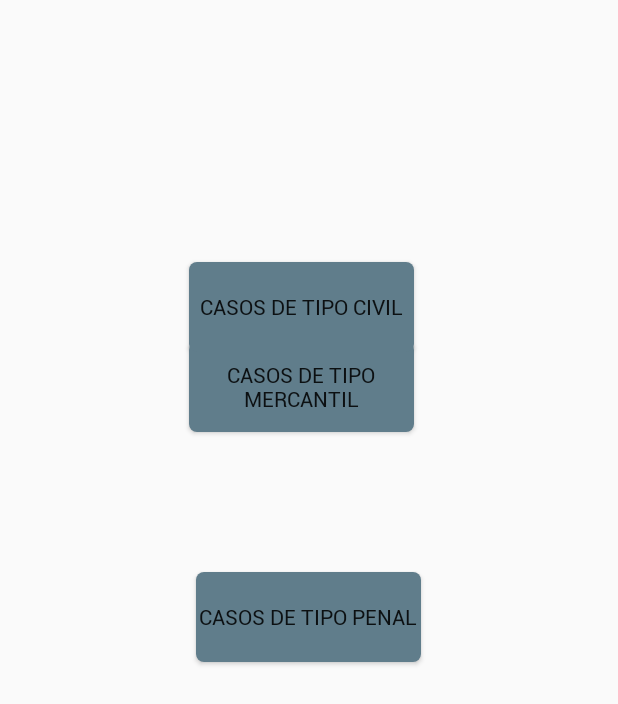
After one commit to GerArJe/ConectingLaw, an Android app: the SeleccionarCasoActivity screen opened directly, with no data from a screen before it, on a phone screen of 412 x 824 dp. The commit adds this screen. Shown: the top 704 px of the screen. Run offline under Robolectric (Android 15) with nearby library versions, the phone set to English and light mode, and no system bars.

Commit message:
actividades de seleccionar un nuevo caso y el listado de abogados

```diff
--- a/app/src/main/AndroidManifest.xml
+++ b/app/src/main/AndroidManifest.xml
@@ -9,7 +9,9 @@
         android:roundIcon="@mipmap/ic_launcher_round"
         android:supportsRtl="true"
         android:theme="@style/AppTheme">
-        <activity android:name=".view.ChatActivity"></activity>
+        <activity android:name=".view.ListadoAbogadosActivity"></activity>
+        <activity android:name=".view.SeleccionarCasoActivity" />
+        <activity android:name=".view.ChatActivity" />
         <activity android:name=".view.fragment.ProfileClientFragmentActivity" />
         <activity android:name=".view.fragment.ChatFragmentActivity" />
         <activity android:name=".view.fragment.ProfileUserFragmentActivity" />
--- /dev/null
+++ b/app/src/main/java/com/example/conectinglaw/view/SeleccionarCasoActivity.java
@@ -0,0 +1,62 @@
+package com.example.conectinglaw.view;
+
+import androidx.appcompat.app.AppCompatActivity;
+
+import android.content.Intent;
+import android.os.Bundle;
+import android.view.View;
+import android.widget.Button;
+
+import com.example.conectinglaw.R;
+
+public class SeleccionarCasoActivity extends AppCompatActivity {
+
+    Button btnMer,btnPen, btnCiv;
+
+    @Override
+    protected void onCreate(Bundle savedInstanceState) {
+        super.onCreate(savedInstanceState);
+        setContentView(R.layout.activity_seleccionar_caso);
+
+        asEl();
+
+        btnPen.setOnClickListener(new View.OnClickListener() {
+            @Override
+            public void onClick(View view) {
+                Intent i = new Intent(getBaseContext(), ListadoAbogadosActivity.class);
+                i.putExtra("TipoAb", "Penal");
+                startActivity(i);
+                finish();
+
+            }
+        });
+
+        btnMer.setOnClickListener(new View.OnClickListener() {
+            @Override
+            public void onClick(View view) {
+                Intent i = new Intent(getBaseContext(), ListadoAbogadosActivity.class);
+                i.putExtra("TipoAb", "Mercantil");
+                startActivity(i);
+                finish();
+
+            }
+        });
+
+        btnCiv.setOnClickListener(new View.OnClickListener() {
+            @Override
+            public void onClick(View view) {
+                Intent i = new Intent(getBaseContext(), ListadoAbogadosActivity.class);
+                i.putExtra("TipoAb", "Civil");
+                startActivity(i);
+                finish();
+            }
+        });
+
+    }
+
+    public void asEl(){
+        btnCiv=(Button)findViewById(R.id.btnCivil);
+        btnMer=(Button)findViewById(R.id.btnMercantil);
+        btnPen=(Button)findViewById(R.id.btnPenal);
+    }
+}
--- /dev/null
+++ b/app/src/main/res/layout/activity_seleccionar_caso.xml
@@ -0,0 +1,62 @@
+<?xml version="1.0" encoding="utf-8"?>
+<androidx.constraintlayout.widget.ConstraintLayout xmlns:android="http://schemas.android.com/apk/res/android"
+    xmlns:app="http://schemas.android.com/apk/res-auto"
+    xmlns:tools="http://schemas.android.com/tools"
+    android:layout_width="match_parent"
+    android:layout_height="match_parent"
+    tools:context=".view.SeleccionarCasoActivity">
+
+    <Button
+        android:id="@+id/btnMercantil"
+        android:layout_width="wrap_content"
+        android:layout_height="wrap_content"
+        android:layout_marginStart="102dp"
+        android:layout_marginTop="228dp"
+        android:layout_marginEnd="103dp"
+        android:width="150dp"
+        android:height="60dp"
+        android:fontFamily="@font/roboto_regular"
+        android:text="Casos de tipo mercantil"
+        app:layout_constraintBottom_toBottomOf="parent"
+        app:layout_constraintEnd_toEndOf="parent"
+        app:layout_constraintHorizontal_bias="0.428"
+        app:layout_constraintStart_toStartOf="parent"
+        app:layout_constraintTop_toTopOf="parent"
+        app:layout_constraintVertical_bias="0.0"
+        android:background="@drawable/btn_custom"/>
+
+    <Button
+        android:id="@+id/btnPenal"
+        android:layout_width="wrap_content"
+        android:layout_height="wrap_content"
+        android:layout_marginStart="144dp"
+        android:layout_marginEnd="179dp"
+        android:width="150dp"
+        android:height="60dp"
+        android:fontFamily="@font/roboto_regular"
+        android:text="Casos de Tipo Penal"
+        app:layout_constraintBottom_toBottomOf="parent"
+        app:layout_constraintEnd_toEndOf="parent"
+        app:layout_constraintHorizontal_bias="0.225"
+        app:layout_constraintStart_toStartOf="parent"
+        app:layout_constraintTop_toTopOf="parent"
+        app:layout_constraintVertical_bias="0.499"
+        android:background="@drawable/btn_custom"/>
+
+    <Button
+        android:id="@+id/btnCivil"
+        android:layout_width="wrap_content"
+        android:layout_height="wrap_content"
+        android:layout_marginBottom="468dp"
+        android:width="150dp"
+        android:height="60dp"
+        android:fontFamily="@font/roboto_regular"
+        android:text="Casos De Tipo Civil"
+        app:layout_constraintBottom_toBottomOf="parent"
+        app:layout_constraintEnd_toEndOf="parent"
+        app:layout_constraintHorizontal_bias="0.482"
+        app:layout_constraintStart_toStartOf="parent"
+        app:layout_constraintTop_toTopOf="parent"
+        app:layout_constraintVertical_bias="0.591"
+        android:background="@drawable/btn_custom"/>
+</androidx.constraintlayout.widget.ConstraintLayout>
```
Also changed, not shown: app/src/main/java/com/example/conectinglaw/adapter/ListadoAbAdapter.java (added, +77 -0 lines), app/src/main/java/com/example/conectinglaw/view/ListadoAbogadosActivity.java (added, +84 -0 lines), app/src/main/java/com/example/conectinglaw/view/fragment/ChatFragmentActivity.java (+10 -0 lines), app/src/main/res/layout/activity_listado_abogados.xml (added, +15 -0 lines), app/src/main/res/layout/listado_abogados_cardview.xml (added, +66 -0 lines).
